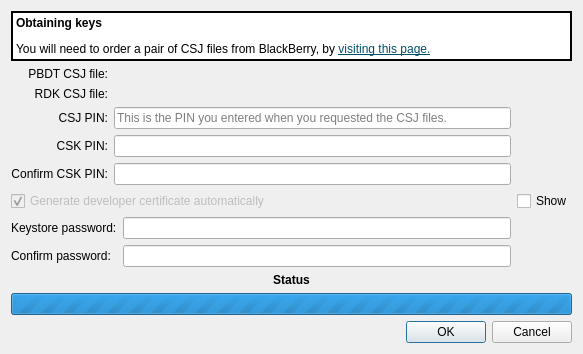
Above: src/plugins/qnx/blackberryregisterkeydialog.ui from qt-creator/qt-creator before the change. Below: the same form after it.
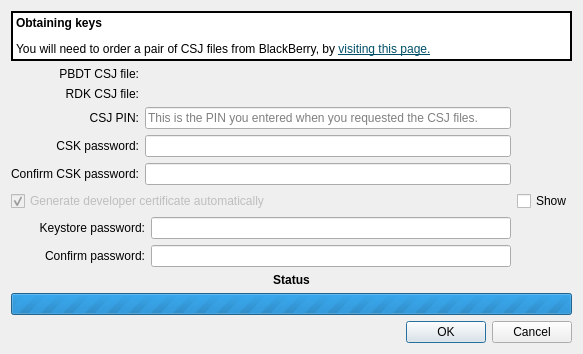
That is the form after the change. Custom widgets are drawn as their Qt base class.

Commit message:
BlackBerry: normalize CSK password strings
Use "CSK password" instead of "CSK PIN"

```diff
--- a/src/plugins/qnx/blackberryregisterkeydialog.ui
+++ b/src/plugins/qnx/blackberryregisterkeydialog.ui
@@ -187,7 +187,7 @@
      <item row="3" column="0">
       <widget class="QLabel" name="label_5">
        <property name="text">
-        <string>CSK PIN:</string>
+        <string>CSK password:</string>
        </property>
        <property name="alignment">
         <set>Qt::AlignRight|Qt::AlignTrailing|Qt::AlignVCenter</set>
@@ -197,7 +197,7 @@
      <item row="4" column="0">
       <widget class="QLabel" name="label_6">
        <property name="text">
-        <string>Confirm CSK PIN:</string>
+        <string>Confirm CSK password:</string>
        </property>
        <property name="alignment">
         <set>Qt::AlignRight|Qt::AlignTrailing|Qt::AlignVCenter</set>
@@ -209,6 +209,9 @@
        <property name="text">
         <string>Keystore password:</string>
        </property>
+       <property name="alignment">
+        <set>Qt::AlignRight|Qt::AlignTrailing|Qt::AlignVCenter</set>
+       </property>
       </widget>
      </item>
      <item row="7" column="0" colspan="2">
@@ -216,6 +219,9 @@
        <property name="text">
         <string>Confirm password:</string>
        </property>
+       <property name="alignment">
+        <set>Qt::AlignRight|Qt::AlignTrailing|Qt::AlignVCenter</set>
+       </property>
       </widget>
      </item>
      <item row="5" column="0" colspan="3">
```
The commit also changes 1 other file.
